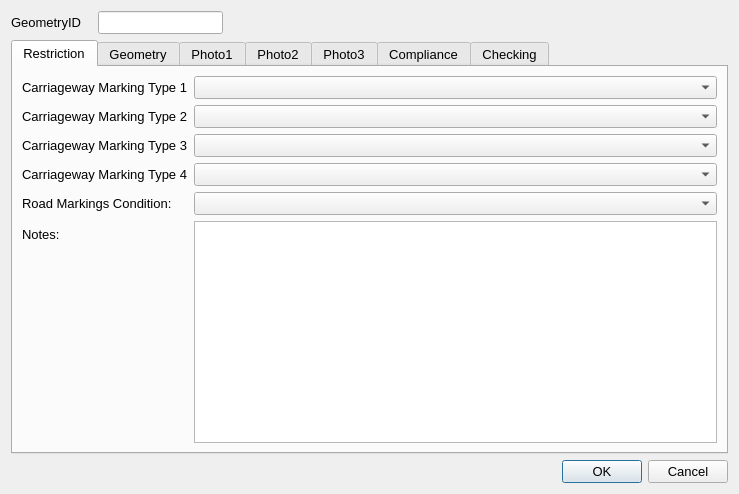
Qt form ui/CarriagwayMarkings.ui (tlh22/restrictionsWithGNSS) before a commit.
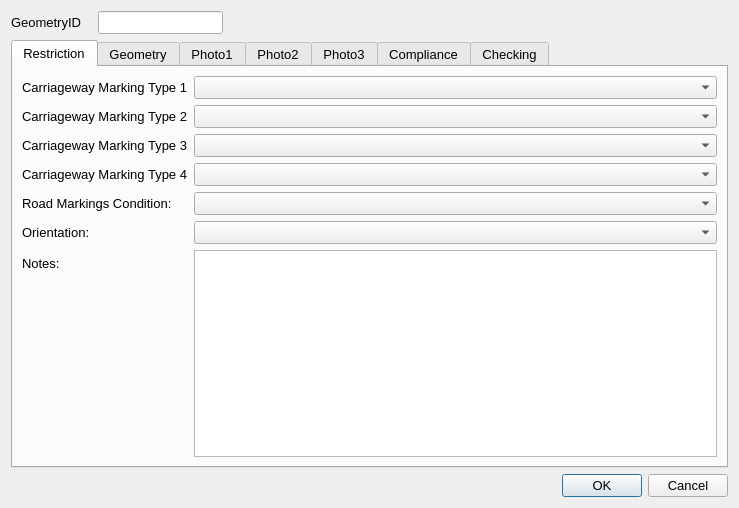
The same form after that commit. Icons and pictures are not drawn.

```diff
--- a/ui/CarriagwayMarkings.ui
+++ b/ui/CarriagwayMarkings.ui
@@ -7,7 +7,7 @@
     <x>0</x>
     <y>0</y>
     <width>739</width>
-    <height>494</height>
+    <height>508</height>
    </rect>
   </property>
   <property name="sizePolicy">
@@ -164,16 +164,26 @@
        <item row="4" column="1">
         <widget class="QComboBox" name="ComplianceRoadMarkingsFaded"/>
        </item>
-       <item row="9" column="0">
+       <item row="10" column="0">
         <widget class="QLabel" name="lbl_Notes">
          <property name="text">
           <string>Notes:</string>
          </property>
         </widget>
        </item>
-       <item row="9" column="1">
+       <item row="10" column="1">
         <widget class="QTextEdit" name="Notes"/>
        </item>
+       <item row="5" column="0">
+        <widget class="QLabel" name="label_15">
+         <property name="text">
+          <string>Orientation:</string>
+         </property>
+        </widget>
+       </item>
+       <item row="5" column="1">
+        <widget class="QComboBox" name="SignOrientationTypeID"/>
+       </item>
       </layout>
      </widget>
      <widget class="QWidget" name="Geometry">
```
